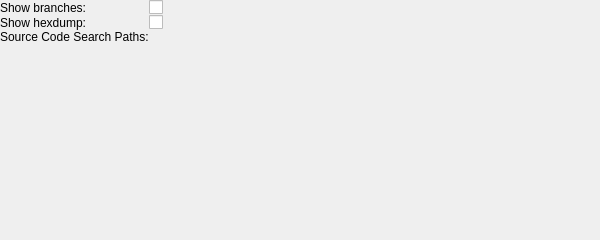
Before: the Qt Designer form src/disassemblysettingspage.ui in KDAB/hotspot, drawn with Qt 5.
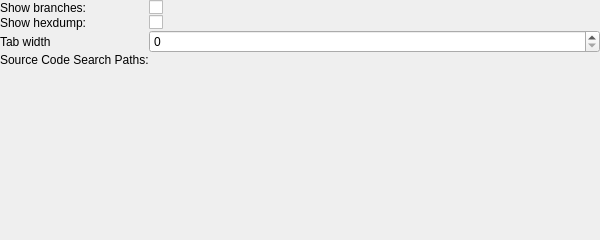
After: the same form once the commit is applied. Custom widgets are drawn as their Qt base class.

Commit message:
feat: add tab width setting
This patch allows the user to set a custom width for \t. Since we use a
monospace font we can simply use a multiple of the character width. This
is done by settings the tabstopdistance of the QTextOption property of
QTextLayout.

closes: #583

Patch:
```diff
--- a/src/disassemblysettingspage.ui
+++ b/src/disassemblysettingspage.ui
@@ -32,14 +32,14 @@
    <property name="bottomMargin">
     <number>0</number>
    </property>
-   <item row="2" column="0">
+   <item row="6" column="0">
     <widget class="QLabel" name="label">
      <property name="text">
       <string>Source Code Search Paths:</string>
      </property>
     </widget>
    </item>
-   <item row="2" column="1">
+   <item row="6" column="1">
     <widget class="KEditListWidget" name="sourcePaths">
      <property name="buttons">
       <set>KEditListWidget::All</set>
@@ -74,6 +74,16 @@
      </property>
     </widget>
    </item>
+   <item row="3" column="0">
+    <widget class="QLabel" name="label_4">
+     <property name="text">
+      <string>Tab width</string>
+     </property>
+    </widget>
+   </item>
+   <item row="3" column="1">
+    <widget class="QSpinBox" name="tabWidth"/>
+   </item>
   </layout>
  </widget>
  <customwidgets>
```
Left out of the diff: 4 changed lines with no effect on the pictures. The commit also changes 7 other files.
